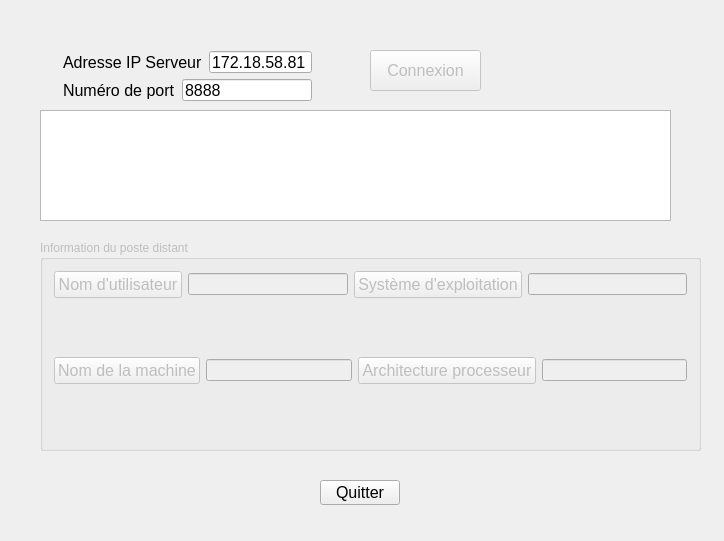
Before: the Qt Designer form 12_ClientInfoOrdi/ihmsocket.ui in TheoMichaud/Apprendre_QT, drawn with Qt 5.
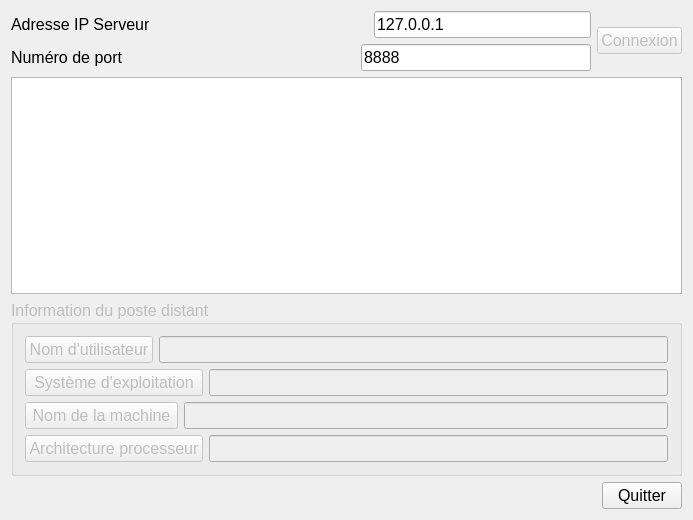
After: the same form once the commit is applied.

```diff
--- a/12_ClientInfoOrdi/ihmsocket.ui
+++ b/12_ClientInfoOrdi/ihmsocket.ui
@@ -6,43 +6,17 @@
    <rect>
     <x>0</x>
     <y>0</y>
-    <width>724</width>
-    <height>541</height>
+    <width>693</width>
+    <height>520</height>
    </rect>
   </property>
   <property name="windowTitle">
    <string>ClientInfoOrdi</string>
   </property>
-  <widget class="QPushButton" name="pushButtonConnexionAuServeur">
-   <property name="enabled">
-    <bool>false</bool>
-   </property>
-   <property name="geometry">
-    <rect>
-     <x>370</x>
-     <y>50</y>
-     <width>111</width>
-     <height>41</height>
-    </rect>
-   </property>
-   <property name="font">
-    <font>
-     <pointsize>12</pointsize>
-    </font>
-   </property>
-   <property name="text">
-    <string>Connexion</string>
-   </property>
-  </widget>
-  <widget class="QWidget" name="layoutWidget">
-   <property name="geometry">
-    <rect>
-     <x>52</x>
-     <y>40</y>
-     <width>271</width>
-     <height>72</height>
-    </rect>
-   </property>
+  <layout class="QVBoxLayout" name="verticalLayout_2">
+   <item>
+    <layout class="QHBoxLayout" name="horizontalLayout_4">
+     <item>
    <layout class="QVBoxLayout" name="verticalLayout">
     <item>
      <layout class="QHBoxLayout" name="horizontalLayout_2">
@@ -73,13 +47,19 @@
       </item>
       <item>
        <widget class="QLineEdit" name="lineEditAdresse">
+           <property name="minimumSize">
+            <size>
+             <width>200</width>
+             <height>0</height>
+            </size>
+           </property>
         <property name="font">
          <font>
           <pointsize>12</pointsize>
          </font>
         </property>
         <property name="text">
-         <string>172.18.58.81</string>
+            <string>127.0.0.1</string>
         </property>
        </widget>
       </item>
@@ -127,36 +107,42 @@
      </layout>
     </item>
    </layout>
-  </widget>
-  <widget class="QTextEdit" name="textEditAfficheurEvenement">
-   <property name="geometry">
-    <rect>
-     <x>40</x>
-     <y>110</y>
-     <width>631</width>
-     <height>111</height>
-    </rect>
-   </property>
-  </widget>
+     </item>
+     <item>
+      <widget class="QPushButton" name="pushButtonConnexionAuServeur">
+       <property name="enabled">
+        <bool>false</bool>
+       </property>
+       <property name="font">
+        <font>
+         <pointsize>12</pointsize>
+        </font>
+       </property>
+       <property name="text">
+        <string>Connexion</string>
+       </property>
+      </widget>
+     </item>
+    </layout>
+   </item>
+   <item>
+    <widget class="QTextEdit" name="textEditAfficheurEvenement"/>
+   </item>
+   <item>
   <widget class="QGroupBox" name="groupBoxInfosPoste">
    <property name="enabled">
     <bool>false</bool>
    </property>
-   <property name="geometry">
-    <rect>
-     <x>40</x>
-     <y>240</y>
-     <width>661</width>
-     <height>211</height>
-    </rect>
+     <property name="font">
+      <font>
+       <pointsize>12</pointsize>
+      </font>
    </property>
    <property name="title">
     <string>Information du poste distant</string>
    </property>
-   <layout class="QVBoxLayout" name="verticalLayout_2">
-    <item>
-     <layout class="QHBoxLayout" name="horizontalLayout_3">
-      <item>
+     <layout class="QGridLayout" name="gridLayout">
+      <item row="0" column="0">
        <widget class="QPushButton" name="pushButtonNomUtilisateur">
         <property name="font">
          <font>
@@ -168,10 +154,17 @@
         </property>
        </widget>
       </item>
-      <item>
-       <widget class="QLineEdit" name="lineEditNomUtilisateur"/>
+      <item row="0" column="1" colspan="3">
+       <widget class="QLineEdit" name="lineEditNomUtilisateur">
+        <property name="minimumSize">
+         <size>
+          <width>150</width>
+          <height>0</height>
+         </size>
+        </property>
+       </widget>
       </item>
-      <item>
+      <item row="1" column="0" colspan="3">
        <widget class="QPushButton" name="pushButtonNomDomaine">
         <property name="font">
          <font>
@@ -183,27 +176,17 @@
         </property>
        </widget>
       </item>
-      <item>
-       <widget class="QLineEdit" name="lineEditNomDomaine"/>
-      </item>
-     </layout>
-    </item>
-    <item>
-     <spacer name="verticalSpacer">
-      <property name="orientation">
-       <enum>Qt::Vertical</enum>
-      </property>
-      <property name="sizeHint" stdset="0">
+      <item row="1" column="3">
+       <widget class="QLineEdit" name="lineEditNomDomaine">
+        <property name="minimumSize">
        <size>
-        <width>20</width>
-        <height>32</height>
-       </size>
-      </property>
-     </spacer>
-    </item>
-    <item>
-     <layout class="QHBoxLayout" name="horizontalLayout_4">
-      <item>
+          <width>150</width>
+          <height>0</height>
+         </size>
+        </property>
+       </widget>
+      </item>
+      <item row="2" column="0" colspan="2">
        <widget class="QPushButton" name="pushButtonNomMachine">
         <property name="font">
          <font>
@@ -215,10 +198,10 @@
         </property>
        </widget>
       </item>
-      <item>
+      <item row="2" column="2" colspan="2">
        <widget class="QLineEdit" name="lineEditNomMachine"/>
       </item>
-      <item>
+      <item row="3" column="0" colspan="3">
        <widget class="QPushButton" name="pushButtonTypeDemarrage">
         <property name="font">
          <font>
@@ -230,38 +213,29 @@
         </property>
        </widget>
       </item>
-      <item>
+      <item row="3" column="3">
        <widget class="QLineEdit" name="lineEditTypeDemarrage"/>
       </item>
      </layout>
+    </widget>
     </item>
     <item>
-     <spacer name="verticalSpacer_2">
+    <layout class="QHBoxLayout" name="horizontalLayout_3">
+     <item>
+      <spacer name="horizontalSpacer_3">
       <property name="orientation">
-       <enum>Qt::Vertical</enum>
+        <enum>Qt::Horizontal</enum>
       </property>
       <property name="sizeHint" stdset="0">
        <size>
-        <width>20</width>
-        <height>32</height>
+         <width>40</width>
+         <height>20</height>
        </size>
       </property>
      </spacer>
     </item>
     <item>
-     <layout class="QHBoxLayout" name="horizontalLayout_5"/>
-    </item>
-   </layout>
-  </widget>
   <widget class="QPushButton" name="pushButton_8">
-   <property name="geometry">
-    <rect>
-     <x>320</x>
-     <y>480</y>
-     <width>80</width>
-     <height>25</height>
-    </rect>
-   </property>
    <property name="font">
     <font>
      <pointsize>12</pointsize>
@@ -271,6 +245,10 @@
     <string>Quitter</string>
    </property>
   </widget>
+     </item>
+    </layout>
+   </item>
+  </layout>
  </widget>
  <layoutdefault spacing="6" margin="11"/>
  <resources/>
```
Lines whose indentation alone changed are shown as unchanged.
